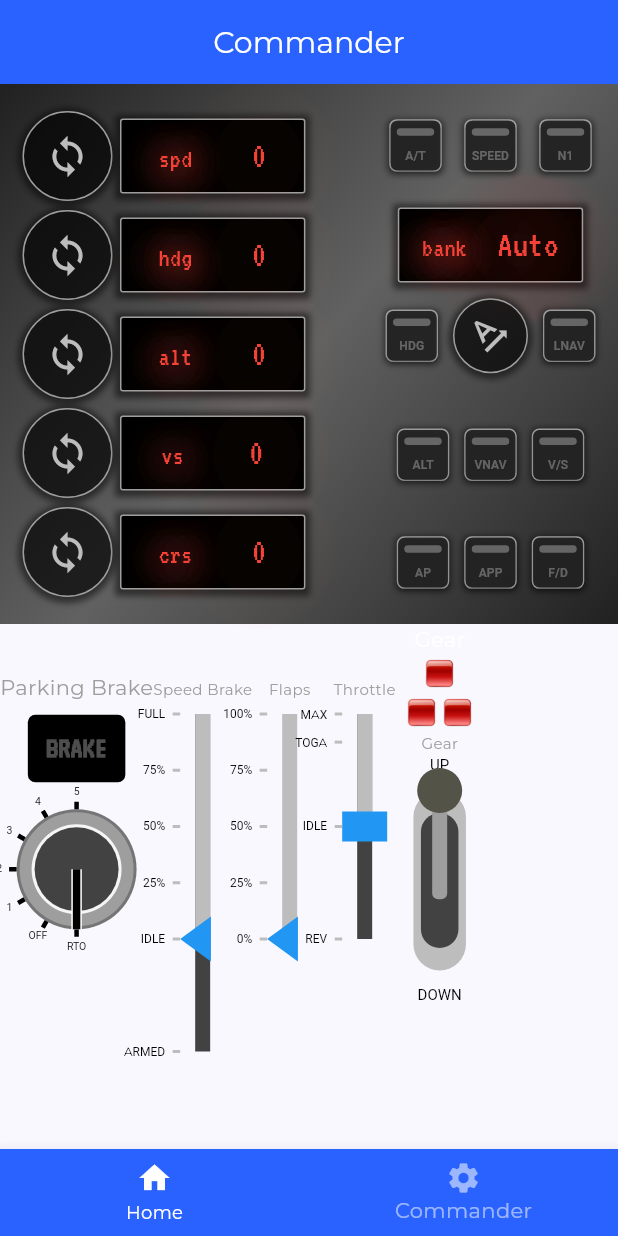
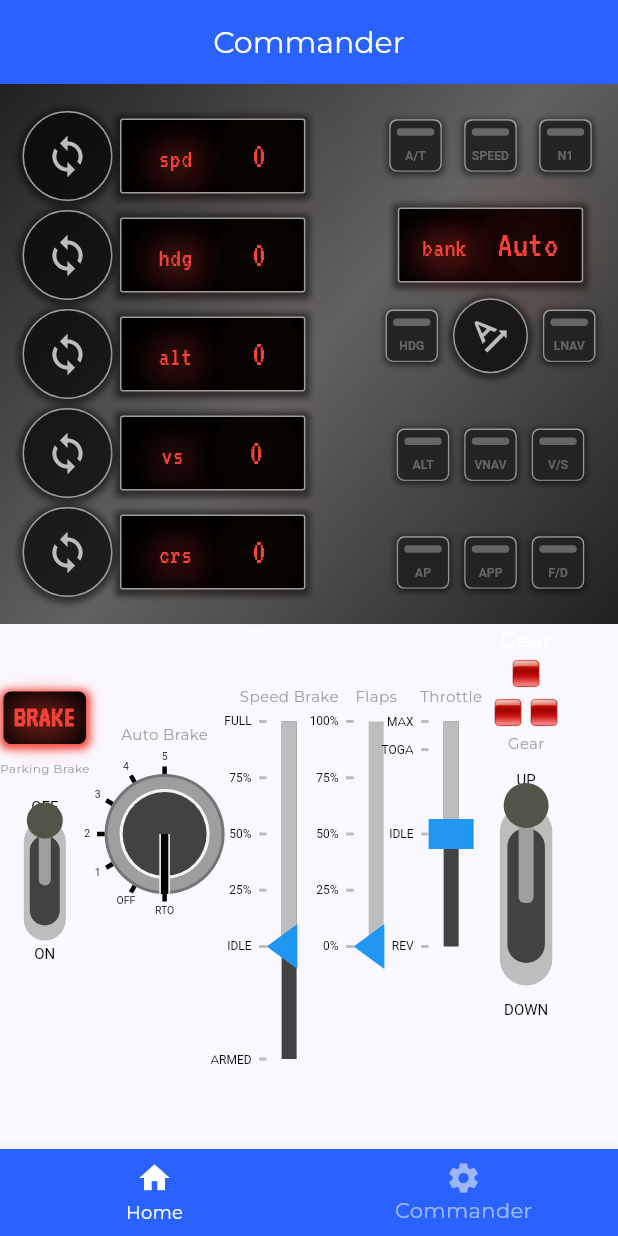
Before and after one commit to brandao-rafael/XFlightTrackr, a Flutter app: the screen it shows after launch, item 2 of the bottom bar chosen, on a phone screen of 412 x 824 dp. Run offline on Flutter 3.47's test engine with Material 2 defaults, Android fonts, the phone set to English and light mode, and no system bars; our stand-ins replace flutter_dotenv, flutter_mobx, google_fonts, google_maps_flutter, mobx; missing offline and left inert: google_polyline_algorithm, udp; generated files the repository leaves out were written again.

Commit message:
chore: change structure of system components

```diff
--- a/x_flight_trackr/lib/components/commanders/system/rotary_switcher.dart
+++ b/x_flight_trackr/lib/components/commanders/system/auto_brake_rotary_switcher.dart
@@ -3,16 +3,17 @@ import 'dart:math';
 import 'package:flutter/material.dart';
 import 'package:x_flight_trackr/components/commanders/system/painters/rotary_painter.dart';
 
-class RotarySwitcher extends StatefulWidget {
+class AutoBrakeRotarySwitcher extends StatefulWidget {
   final ValueChanged<int> onChanged;
 
-  const RotarySwitcher({super.key, required this.onChanged});
+  const AutoBrakeRotarySwitcher({super.key, required this.onChanged});
 
   @override
-  _RotarySwitcherState createState() => _RotarySwitcherState();
+  _AutoBrakeRotarySwitcherState createState() =>
+      _AutoBrakeRotarySwitcherState();
 }
 
-class _RotarySwitcherState extends State<RotarySwitcher> {
+class _AutoBrakeRotarySwitcherState extends State<AutoBrakeRotarySwitcher> {
   double _currentAngle = 0;
 
   @override
@@ -33,9 +34,19 @@ class _RotarySwitcherState extends State<RotarySwitcher> {
         });
         widget.onChanged(position);
       },
-      child: CustomPaint(
-        size: const Size(100, 100),
-        painter: RotaryPainter(_currentAngle),
+      child: Column(
+        children: [
+          const Text('Auto Brake',
+              style: TextStyle(
+                fontSize: 10,
+                color: Colors.grey,
+              )),
+          const SizedBox(height: 10),
+          CustomPaint(
+            size: const Size(100, 100),
+            painter: RotaryPainter(_currentAngle),
+          ),
+        ],
       ),
     );
   }
--- a/x_flight_trackr/lib/components/commanders/system/gear_switcher.dart
+++ b/x_flight_trackr/lib/components/commanders/system/gear_switcher.dart
@@ -1,43 +1,19 @@
 import 'package:flutter/material.dart';
-import 'package:x_flight_trackr/components/commanders/system/painters/gear_painter.dart';
+import 'package:x_flight_trackr/components/commanders/system/switcher.dart';
 import 'package:x_flight_trackr/components/gear_display.dart';
 
-class GearSwitcher extends StatefulWidget {
-  final ValueChanged<int> onChanged;
-
-  const GearSwitcher({Key? key, required this.onChanged}) : super(key: key);
-
-  @override
-  _GearSwitcherState createState() => _GearSwitcherState();
-}
-
-class _GearSwitcherState extends State<GearSwitcher> {
-  int _currentValue = 0; // Off position
+class GearSwitcher extends StatelessWidget {
+  const GearSwitcher({super.key});
 
   @override
   Widget build(BuildContext context) {
-    return GestureDetector(
-      onTap: () {
-        setState(() {
-          _currentValue = _currentValue == 0 ? 1 : 0;
-          widget.onChanged(_currentValue);
-        });
-      },
-      child: Column(
-        children: [
-          const GearDisplay(gearPosition: 0),
-          const Text('Gear',
-              style: TextStyle(
-                fontSize: 10,
-                color: Colors.grey,
-              )),
-          const SizedBox(height: 10),
-          CustomPaint(
-            size: const Size(50, 150),
-            painter: GearPainter(_currentValue),
-          ),
-        ],
-      ),
+    return Column(
+      children: [
+        GearDisplay(gearPosition: 0),
+        const Text("Gear", style: TextStyle(fontSize: 10, color: Colors.grey)),
+        const SizedBox(height: 10),
+        Switcher(onChanged: (value) => print(value)),
+      ],
     );
   }
 }
--- a/x_flight_trackr/lib/components/commanders/system/painters/gear_painter.dart
+++ b/x_flight_trackr/lib/components/commanders/system/painters/switch_painter.dart
@@ -1,9 +1,11 @@
 import 'package:flutter/material.dart';
 
-class GearPainter extends CustomPainter {
+class SwitcherPainter extends CustomPainter {
   final int value;
+  final String? up;
+  final String? down;
 
-  GearPainter(this.value);
+  SwitcherPainter(this.value, {this.up = 'UP', this.down = 'DOWN'});
 
   @override
   void paint(Canvas canvas, Size size) {
@@ -56,7 +58,7 @@ class GearPainter extends CustomPainter {
         Rect.fromCenter(
           center: Offset(size.width / 2, size.height / (value == 1 ? 1.5 : 3)),
           width: size.width * 0.2,
-          height: size.height * 0.5,
+          height: size.height * 0.4,
         ),
         const Radius.circular(4.0),
       ),
@@ -65,8 +67,8 @@ class GearPainter extends CustomPainter {
 
     // Draw labels like markers
     final textPainterOff = TextPainter(
-      text: const TextSpan(
-          text: 'UP', style: TextStyle(color: Colors.black, fontSize: 10)),
+      text: TextSpan(
+          text: up, style: const TextStyle(color: Colors.black, fontSize: 10)),
       textDirection: TextDirection.ltr,
     );
     textPainterOff.layout();
@@ -74,8 +76,9 @@ class GearPainter extends CustomPainter {
         Offset((size.width - textPainterOff.width) / 2, size.height * -0.05));
 
     final textPainterOn = TextPainter(
-      text: const TextSpan(
-          text: 'DOWN', style: TextStyle(color: Colors.black, fontSize: 10)),
+      text: TextSpan(
+          text: down,
+          style: const TextStyle(color: Colors.black, fontSize: 10)),
       textDirection: TextDirection.ltr,
     );
     textPainterOn.layout();
--- a/x_flight_trackr/lib/components/commanders/system/parking_brake_button.dart
+++ /dev/null
@@ -1,67 +0,0 @@
-import 'package:flutter/material.dart';
-import 'package:google_fonts/google_fonts.dart';
-
-class ParkingBrakeButton extends StatelessWidget {
-  final bool isOn;
-  const ParkingBrakeButton({super.key, required this.isOn});
-
-  @override
-  Widget build(BuildContext context) {
-    return Column(
-      children: [
-        const Text(
-          'Parking Brake',
-          style: TextStyle(color: Colors.grey),
-        ),
-        TextButton(
-          style: ButtonStyle(
-            backgroundColor:
-                MaterialStateProperty.all<Color>(Colors.transparent),
-          ),
-          onPressed: () {},
-          child: AnimatedSwitcher(
-            duration: const Duration(milliseconds: 500),
-            child: Container(
-              height: 45,
-              width: 65,
-              decoration: BoxDecoration(
-                color: Colors.black,
-                boxShadow: isOn
-                    ? [
-                        const BoxShadow(
-                          color: Colors.red,
-                          spreadRadius: 2,
-                          blurRadius: 4,
-                          offset: Offset(0, 1),
-                        )
-                      ]
-                    : null,
-                borderRadius: BorderRadius.circular(5),
-              ),
-              child: Center(
-                  child: Text(
-                'BRAKE',
-                style: TextStyle(
-                  color: isOn ? Colors.red : Colors.white30,
-                  fontSize: 20,
-                  fontWeight: FontWeight.w900,
-                  fontFamily: GoogleFonts.vt323().fontFamily,
-                  shadows: isOn
-                      ? List.generate(
-                          2,
-                          (index) => const Shadow(
-                            color: Colors.red,
-                            blurRadius: 30,
-                            offset: Offset(0, 1),
-                          ),
-                        )
-                      : null,
-                ),
-              )),
-            ),
-          ),
-        ),
-      ],
-    );
-  }
-}
--- /dev/null
+++ b/x_flight_trackr/lib/components/commanders/system/parking_brake_light.dart
@@ -0,0 +1,61 @@
+import 'package:flutter/material.dart';
+import 'package:google_fonts/google_fonts.dart';
+
+class ParkingBrakeLight extends StatelessWidget {
+  final bool isOn;
+  const ParkingBrakeLight({super.key, required this.isOn});
+
+  @override
+  Widget build(BuildContext context) {
+    return Column(
+      children: [
+        // const Text(
+        //   'Parking\n  Brake',
+        //   style: TextStyle(color: Colors.grey, fontSize: 10),
+        // ),
+        const SizedBox(height: 10),
+        AnimatedSwitcher(
+          duration: const Duration(milliseconds: 500),
+          child: Container(
+            height: 35,
+            width: 55,
+            decoration: BoxDecoration(
+              color: Colors.black,
+              boxShadow: isOn
+                  ? [
+                      const BoxShadow(
+                        color: Colors.red,
+                        spreadRadius: 2,
+                        blurRadius: 4,
+                        offset: Offset(0, 1),
+                      )
+                    ]
+                  : null,
+              borderRadius: BorderRadius.circular(5),
+            ),
+            child: Center(
+                child: Text(
+              'BRAKE',
+              style: TextStyle(
+                color: isOn ? Colors.red : Colors.white30,
+                fontSize: 20,
+                fontWeight: FontWeight.w900,
+                fontFamily: GoogleFonts.vt323().fontFamily,
+                shadows: isOn
+                    ? List.generate(
+                        2,
+                        (index) => const Shadow(
+                          color: Colors.red,
+                          blurRadius: 30,
+                          offset: Offset(0, 1),
+                        ),
+                      )
+                    : null,
+              ),
+            )),
+          ),
+        ),
+      ],
+    );
+  }
+}
--- /dev/null
+++ b/x_flight_trackr/lib/components/commanders/system/parking_brake_switcher.dart
@@ -0,0 +1,27 @@
+import 'package:flutter/material.dart';
+import 'package:x_flight_trackr/components/commanders/system/parking_brake_light.dart';
+import 'package:x_flight_trackr/components/commanders/system/switcher.dart';
+
+class ParkingBrakeSwitcher extends StatelessWidget {
+  const ParkingBrakeSwitcher({super.key});
+
+  @override
+  Widget build(BuildContext context) {
+    return Column(
+      children: [
+        const ParkingBrakeLight(isOn: true),
+        const SizedBox(height: 10),
+        const Text("Parking Brake",
+            style: TextStyle(fontSize: 8, color: Colors.grey)),
+        const SizedBox(height: 10),
+        Switcher(
+          onChanged: (value) => print(value),
+          up: "OFF",
+          down: "ON",
+          height: 100,
+          width: 40,
+        ),
+      ],
+    );
+  }
+}
--- /dev/null
+++ b/x_flight_trackr/lib/components/commanders/system/switcher.dart
@@ -0,0 +1,56 @@
+import 'package:flutter/material.dart';
+import 'package:x_flight_trackr/components/commanders/system/painters/switch_painter.dart';
+
+class Switcher extends StatefulWidget {
+  final ValueChanged<int> onChanged;
+  final String? name;
+  final String? up;
+  final String? down;
+  final double? height;
+  final double? width;
+
+  const Switcher({
+    Key? key,
+    required this.onChanged,
+    this.name,
+    this.up = 'UP',
+    this.down = 'DOWN',
+    this.height = 150,
+    this.width = 50,
+  }) : super(key: key);
+
+  @override
+  _SwitcherState createState() => _SwitcherState();
+}
+
+class _SwitcherState extends State<Switcher> {
+  int _currentValue = 0; // Off position
+
+  @override
+  Widget build(BuildContext context) {
+    return GestureDetector(
+      onTap: () {
+        setState(() {
+          _currentValue = _currentValue == 0 ? 1 : 0;
+          widget.onChanged(_currentValue);
+        });
+      },
+      child: Column(
+        children: [
+          if (widget.name != null)
+            Text(widget.name!,
+                style: const TextStyle(
+                  fontSize: 10,
+                  color: Colors.grey,
+                )),
+          const SizedBox(height: 10),
+          CustomPaint(
+            size: Size(widget.width!, widget.height!),
+            painter: SwitcherPainter(_currentValue,
+                up: widget.up!, down: widget.down!),
+          ),
+        ],
+      ),
+    );
+  }
+}
--- a/x_flight_trackr/lib/components/commanders/system/system_commander.dart
+++ b/x_flight_trackr/lib/components/commanders/system/system_commander.dart
@@ -1,8 +1,8 @@
 import 'package:flutter/material.dart';
 import 'package:x_flight_trackr/components/commanders/system/flap_slider.dart';
 import 'package:x_flight_trackr/components/commanders/system/gear_switcher.dart';
-import 'package:x_flight_trackr/components/commanders/system/parking_brake_button.dart';
-import 'package:x_flight_trackr/components/commanders/system/rotary_switcher.dart';
+import 'package:x_flight_trackr/components/commanders/system/parking_brake_switcher.dart';
+import 'package:x_flight_trackr/components/commanders/system/auto_brake_rotary_switcher.dart';
 import 'package:x_flight_trackr/components/commanders/system/speed_brake_slider.dart';
 import 'package:x_flight_trackr/components/commanders/system/throttle_slider.dart';
 
@@ -13,15 +13,11 @@ class SystemCommander extends StatelessWidget {
   Widget build(BuildContext context) {
     return Row(
       children: [
-        Column(
-          children: [
-            const ParkingBrakeButton(isOn: false),
-            RotarySwitcher(
-              onChanged: (value) {
-                print(value - 1);
-              },
-            ),
-          ],
+        const ParkingBrakeSwitcher(),
+        AutoBrakeRotarySwitcher(
+          onChanged: (value) {
+            print(value - 1);
+          },
         ),
         SpeedBrakeSlider(
           onChanged: (value) {
@@ -30,7 +26,7 @@ class SystemCommander extends StatelessWidget {
         ),
         FlapSlider(onChanged: (value) => print("Flap Value: $value")),
         ThrottleSlider(onChanged: (value) => print("Throttle Value: $value")),
-        GearSwitcher(onChanged: (value) => print("Gear Value: $value")),
+        const GearSwitcher(),
       ],
     );
   }
```
